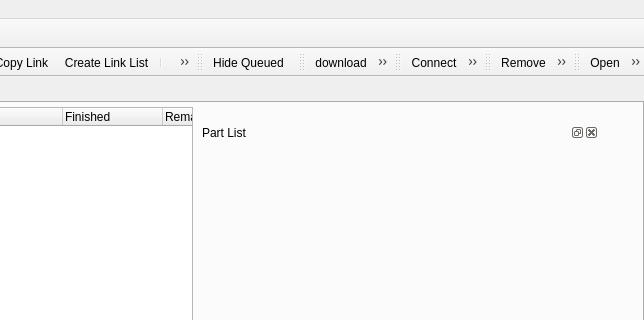
Qt form src/mainwindowbase.ui (applejuicenetz/gui-juicer) before a commit; both pictures show x 644 to 1288 and y 0 to 320 of the 1288 by 650 pixel window.
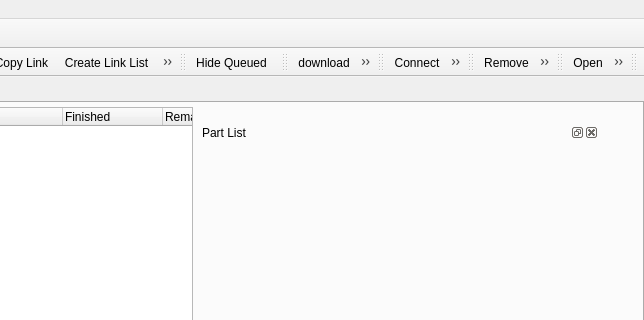
The same form after that commit. Icons and pictures are not drawn. Custom widgets are drawn as their Qt base class.

```diff
--- a/src/mainwindowbase.ui
+++ b/src/mainwindowbase.ui
@@ -972,6 +972,17 @@
    <addaction name="separator"/>
    <addaction name="actionReload_Incoming"/>
   </widget>
+  <widget class="QToolBar" name="coreToolBar">
+   <property name="windowTitle">
+    <string>toolBar</string>
+   </property>
+   <attribute name="toolBarArea">
+    <enum>TopToolBarArea</enum>
+   </attribute>
+   <attribute name="toolBarBreak">
+    <bool>false</bool>
+   </attribute>
+  </widget>
   <action name="actionConfigure">
    <property name="icon">
     <iconset resource="images.qrc">
@@ -1429,6 +1440,11 @@
    <header>partswidget.h</header>
    <container>1</container>
   </customwidget>
+  <customwidget>
+   <class>DragNDropTreeWidget</class>
+   <extends>QTreeWidget</extends>
+   <header>dragndroptreewidget.h</header>
+  </customwidget>
  </customwidgets>
  <resources>
   <include location="images.qrc"/>
```
Left out of the diff: 17 changed lines with no effect on the pictures.
